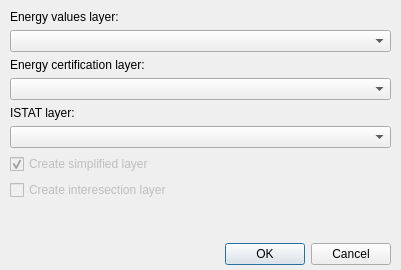
Above: gjko-plugin/dialogs/Ui_AssignClass.ui from zanfire/qgis-utils before the change. Below: the same form after it.
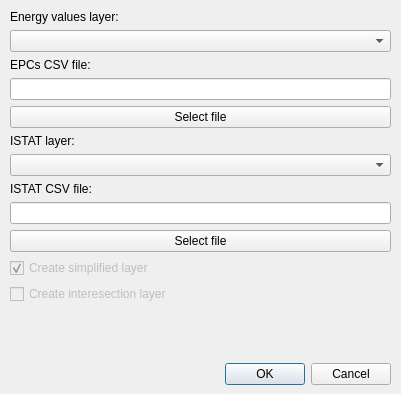
That is the form after the change.

Commit message: Refined Assign class dialog to the real input.

What changed in the file:
```diff
--- a/gjko-plugin/dialogs/Ui_AssignClass.ui
+++ b/gjko-plugin/dialogs/Ui_AssignClass.ui
@@ -7,7 +7,7 @@
     <x>0</x>
     <y>0</y>
     <width>401</width>
-    <height>270</height>
+    <height>394</height>
    </rect>
   </property>
   <property name="sizePolicy">
@@ -28,7 +28,7 @@
      <x>10</x>
      <y>10</y>
      <width>381</width>
-     <height>255</height>
+     <height>375</height>
     </rect>
    </property>
    <layout class="QVBoxLayout" name="verticalLayout">
@@ -52,17 +52,17 @@
     <item>
      <widget class="QLabel" name="label_2">
       <property name="text">
-       <string>Energy certification layer:</string>
+       <string>EPCs CSV file:</string>
       </property>
      </widget>
     </item>
     <item>
-     <widget class="QComboBox" name="certificateCombo">
-      <property name="sizePolicy">
-       <sizepolicy hsizetype="Expanding" vsizetype="Fixed">
-        <horstretch>0</horstretch>
-        <verstretch>0</verstretch>
-       </sizepolicy>
+     <widget class="QLineEdit" name="epcEdit"/>
+    </item>
+    <item>
+     <widget class="QPushButton" name="epcOpenButton">
+      <property name="text">
+       <string>Select file</string>
       </property>
      </widget>
     </item>
@@ -83,6 +83,23 @@
       </property>
      </widget>
     </item>
+    <item>
+     <widget class="QLabel" name="label_5">
+      <property name="text">
+       <string>ISTAT CSV file:</string>
+      </property>
+     </widget>
+    </item>
+    <item>
+     <widget class="QLineEdit" name="istatEdit"/>
+    </item>
+    <item>
+     <widget class="QPushButton" name="istatOpenButton">
+      <property name="text">
+       <string>Select file</string>
+      </property>
+     </widget>
+    </item>
     <item>
      <widget class="QCheckBox" name="simplifyLayerCheckBox">
       <property name="enabled">
```
The commit also changes 4 other files.
